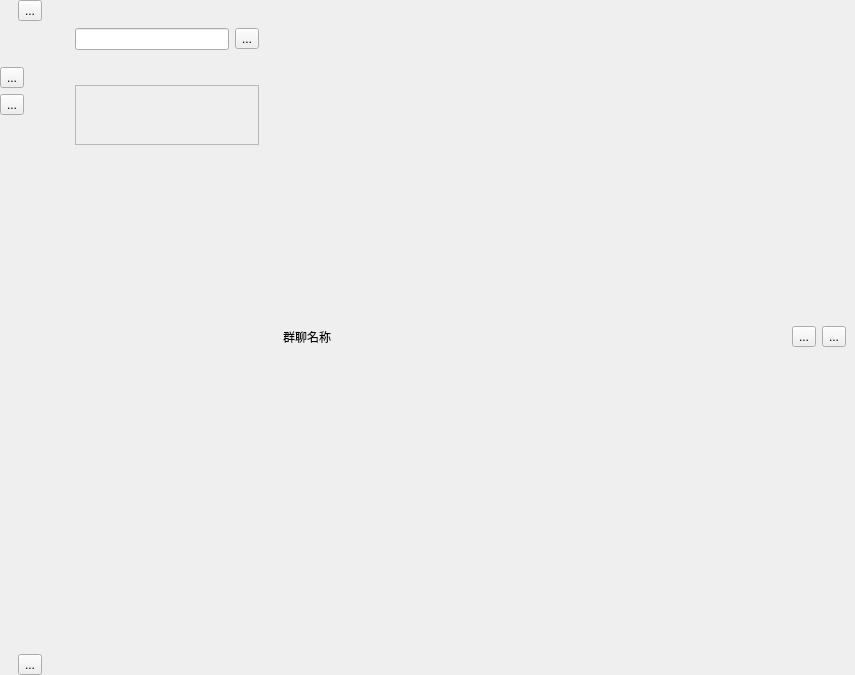
This is menu2.ui in Ph0m1/Chatroom as Qt 5 draws it before an edit. The edited form follows.
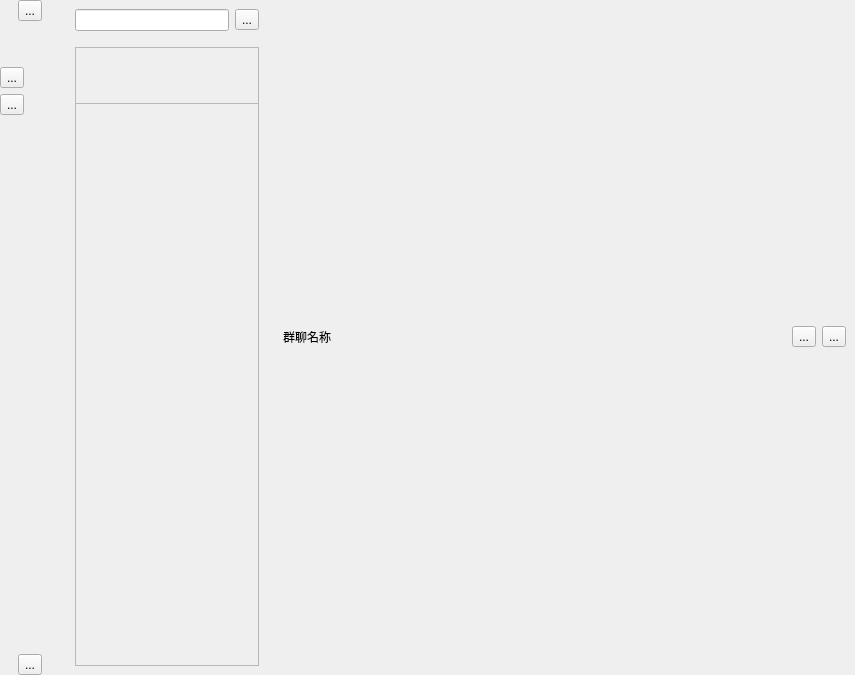
This is the edited form. Icons and pictures are not drawn.

Patch:
```diff
--- a/menu2.ui
+++ b/menu2.ui
@@ -295,45 +295,6 @@
           </widget>
          </item>
          <item>
-          <widget class="QWidget" name="widget_8" native="true">
-           <layout class="QVBoxLayout" name="verticalLayout_9">
-            <property name="leftMargin">
-             <number>0</number>
-            </property>
-            <property name="topMargin">
-             <number>0</number>
-            </property>
-            <property name="rightMargin">
-             <number>0</number>
-            </property>
-            <property name="bottomMargin">
-             <number>0</number>
-            </property>
-            <item>
-             <widget class="QWidget" name="listWidget" native="true">
-              <property name="minimumSize">
-               <size>
-                <width>100</width>
-                <height>0</height>
-               </size>
-              </property>
-              <layout class="QVBoxLayout" name="listLayout_1">
-               <property name="spacing">
-                <number>0</number>
-               </property>
-               <property name="leftMargin">
-                <number>0</number>
-               </property>
-               <property name="topMargin">
-                <number>0</number>
-               </property>
-               <property name="rightMargin">
-                <number>0</number>
-               </property>
-               <property name="bottomMargin">
-                <number>0</number>
-               </property>
-               <item>
                 <widget class="QFrame" name="frame">
                  <property name="sizePolicy">
                   <sizepolicy hsizetype="Preferred" vsizetype="Fixed">
@@ -379,17 +340,62 @@
                 </widget>
                </item>
                <item>
-                <widget class="QWidget" name="widget_9" native="true">
+          <widget class="QWidget" name="widget_8" native="true">
+           <layout class="QVBoxLayout" name="verticalLayout_9">
+            <property name="leftMargin">
+             <number>0</number>
+            </property>
+            <property name="topMargin">
+             <number>0</number>
+            </property>
+            <property name="rightMargin">
+             <number>0</number>
+            </property>
+            <property name="bottomMargin">
+             <number>0</number>
+            </property>
+            <item>
+             <widget class="QWidget" name="listWidget" native="true">
+              <property name="minimumSize">
+               <size>
+                <width>100</width>
+                <height>0</height>
+               </size>
+              </property>
+              <layout class="QVBoxLayout" name="listLayout_1">
+               <property name="spacing">
+                <number>6</number>
+               </property>
+               <property name="leftMargin">
+                <number>0</number>
+               </property>
+               <property name="topMargin">
+                <number>0</number>
+               </property>
+               <property name="rightMargin">
+                <number>0</number>
+               </property>
+               <property name="bottomMargin">
+                <number>0</number>
+               </property>
+               <item>
+                <widget class="QScrollArea" name="scrollArea">
+                 <property name="widgetResizable">
+                  <bool>true</bool>
+                 </property>
+                 <widget class="QWidget" name="scrollAreaWidgetContents">
+                  <property name="geometry">
+                   <rect>
+                    <x>0</x>
+                    <y>0</y>
+                    <width>163</width>
+                    <height>549</height>
+                   </rect>
+                  </property>
                  <layout class="QVBoxLayout" name="listLayout">
-                  <property name="spacing">
-                   <number>0</number>
-                  </property>
                   <property name="leftMargin">
                    <number>0</number>
                   </property>
-                  <property name="topMargin">
-                   <number>0</number>
-                  </property>
                   <property name="rightMargin">
                    <number>0</number>
                   </property>
@@ -397,6 +403,7 @@
                    <number>0</number>
                   </property>
                  </layout>
+                 </widget>
                 </widget>
                </item>
               </layout>
```
Left out of the diff: 2 changed lines with no effect on the pictures. Lines whose indentation alone changed are shown as unchanged.
